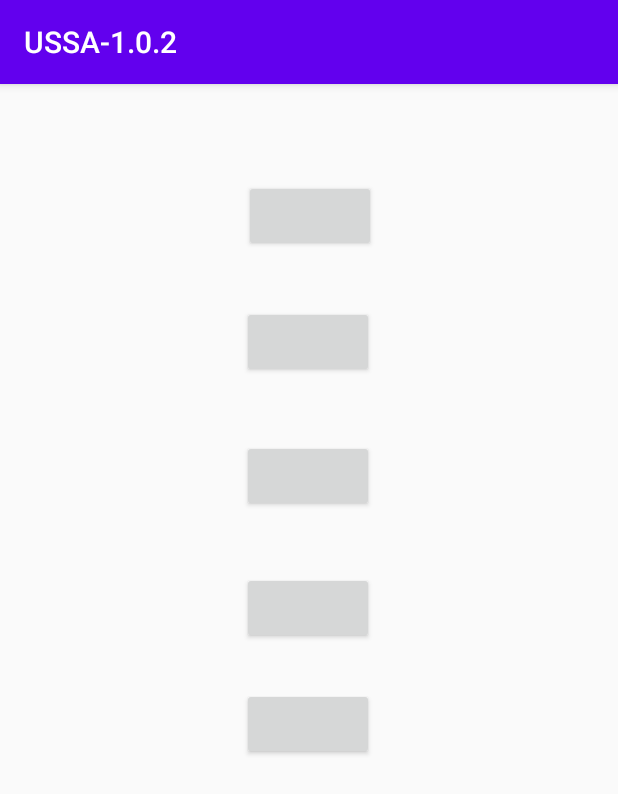
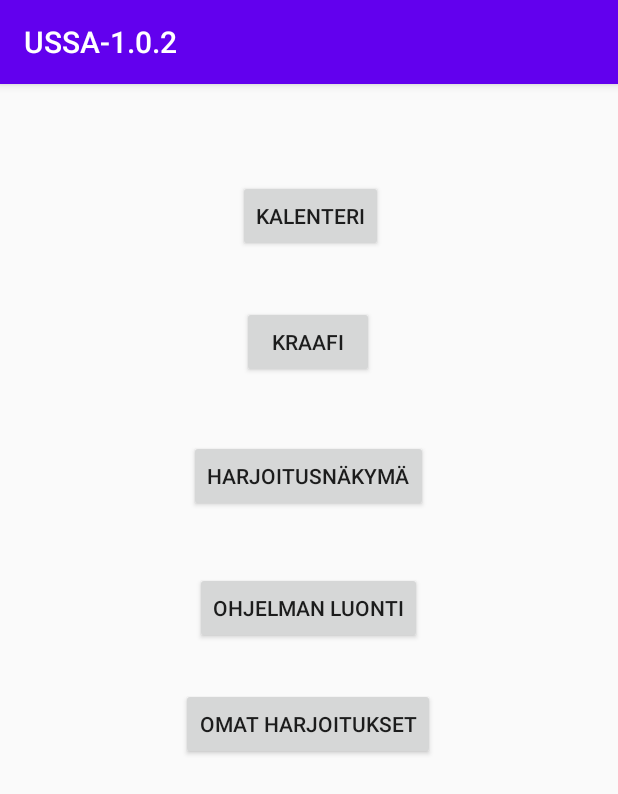
Before and after one commit to pessiraunio/USSA-1.0.2, an Android app: the screen it shows after launch (MainActivity), on a phone screen of 412 x 824 dp. Shown: the top 794 px of the screen. Run offline under Robolectric (Android 15) with nearby library versions, the phone set to English and light mode, and no system bars.

Commit message:
Main activityyn lisätty napit joka näkymälle niin voitte testaa toimiiko oma luomus :)

```diff
--- a/app/src/main/java/com/example/ussa_102/MainActivity.java
+++ b/app/src/main/java/com/example/ussa_102/MainActivity.java
@@ -7,21 +7,58 @@ import android.os.Bundle;
 import android.view.View;
 import android.widget.Button;
 
+import java.nio.channels.InterruptedByTimeoutException;
+
 public class MainActivity extends AppCompatActivity {
 
     private Button buttonkraafi;
+    private Button buttonharjoitus;
+    private Button buttonkalenteri;
+    private Button buttonohjelma;
+    private Button buttonomatharjoitukset;
 
     @Override
     protected void onCreate(Bundle savedInstanceState) {
         super.onCreate(savedInstanceState);
         setContentView(R.layout.activity_main);
 
+        buttonomatharjoitukset=findViewById(R.id.button5);
+        buttonomatharjoitukset.setOnClickListener(new View.OnClickListener() {
+            @Override
+            public void onClick(View v) {
+                openOmatHarjoitukset();
+            }
+        });
+
+        buttonohjelma=findViewById(R.id.button4);
+        buttonohjelma.setOnClickListener(new View.OnClickListener() {
+            @Override
+            public void onClick(View v) {
+                openOhjelmanluonti();
+            }
+        });
+
+        buttonkalenteri=findViewById(R.id.button1);
+        buttonkalenteri.setOnClickListener(new View.OnClickListener() {
+            @Override
+            public void onClick(View v) {
+                openKalenteri();
+            }
+        });
 
         buttonkraafi=findViewById(R.id.button2);
         buttonkraafi.setOnClickListener(new View.OnClickListener() {
             @Override
             public void onClick(View v) {
                 openKraafi();
+            }
+        });
+
+        buttonharjoitus=findViewById(R.id.button3);
+        buttonharjoitus.setOnClickListener(new View.OnClickListener() {
+            @Override
+            public void onClick(View v) {
+                openHarjoitus();
             }
         });
     }
@@ -31,4 +68,24 @@ public class MainActivity extends AppCompatActivity {
         startActivity(intent);
     }
 
+    public void openHarjoitus() {
+        Intent intent =new Intent(this, harjoitusnakuma.class);
+        startActivity(intent);
+    }
+
+    public void openKalenteri() {
+        Intent intent =new Intent(this, kalenteri.class);
+        startActivity(intent);
+    }
+
+    public void openOhjelmanluonti() {
+        Intent intent=new Intent (this, ohjelman_luonti.class);
+        startActivity(intent);
+    }
+
+    public void openOmatHarjoitukset() {
+        Intent intent=new Intent(this, omat_harjoitukset.class);
+        startActivity(intent);
+    }
+
 }
--- a/app/src/main/res/layout/activity_main.xml
+++ b/app/src/main/res/layout/activity_main.xml
@@ -7,9 +7,10 @@
     tools:context=".MainActivity">
 
     <Button
-        android:id="@+id/button"
+        android:id="@+id/button1"
         android:layout_width="wrap_content"
         android:layout_height="wrap_content"
+        android:text="kalenteri"
         app:layout_constraintBottom_toBottomOf="parent"
         app:layout_constraintEnd_toEndOf="parent"
         app:layout_constraintHorizontal_bias="0.503"
@@ -21,6 +22,7 @@
         android:id="@+id/button2"
         android:layout_width="wrap_content"
         android:layout_height="wrap_content"
+        android:text="kraafi"
         app:layout_constraintBottom_toBottomOf="parent"
         app:layout_constraintEnd_toEndOf="parent"
         app:layout_constraintHorizontal_bias="0.498"
@@ -32,6 +34,7 @@
         android:id="@+id/button3"
         android:layout_width="wrap_content"
         android:layout_height="wrap_content"
+        android:text="harjoitusnäkymä"
         app:layout_constraintBottom_toBottomOf="parent"
         app:layout_constraintEnd_toEndOf="parent"
         app:layout_constraintHorizontal_bias="0.498"
@@ -43,6 +46,7 @@
         android:id="@+id/button4"
         android:layout_width="wrap_content"
         android:layout_height="wrap_content"
+        android:text="ohjelman luonti"
         app:layout_constraintBottom_toBottomOf="parent"
         app:layout_constraintEnd_toEndOf="parent"
         app:layout_constraintHorizontal_bias="0.498"
@@ -54,6 +58,7 @@
         android:id="@+id/button5"
         android:layout_width="wrap_content"
         android:layout_height="wrap_content"
+        android:text="omat harjoitukset"
         app:layout_constraintBottom_toBottomOf="parent"
         app:layout_constraintEnd_toEndOf="parent"
         app:layout_constraintHorizontal_bias="0.498"
```
